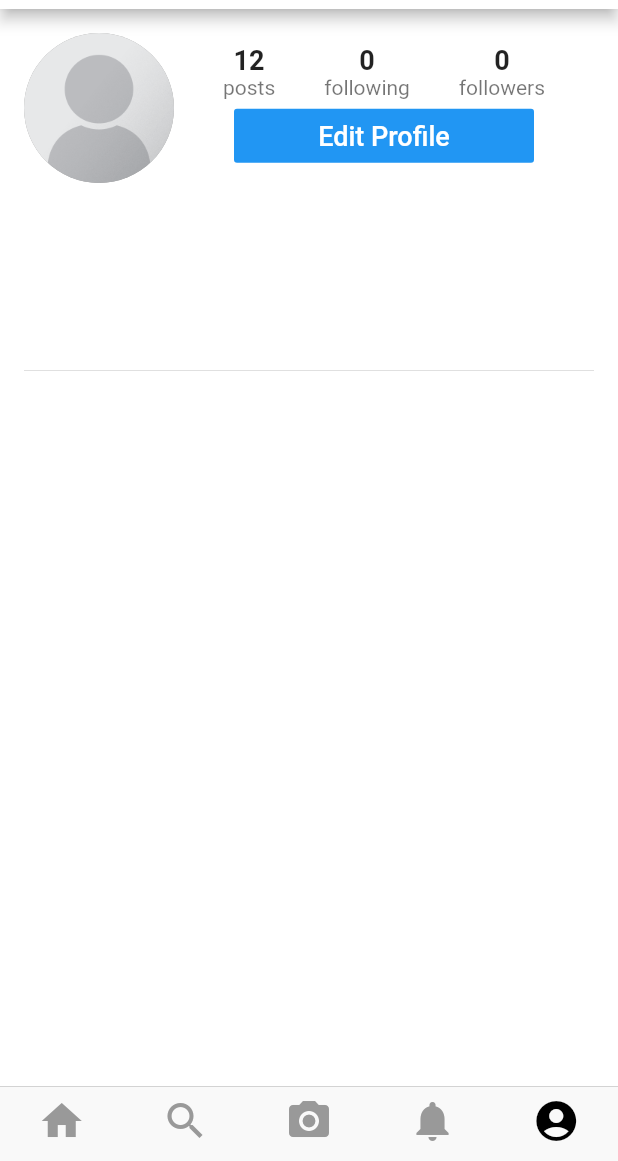
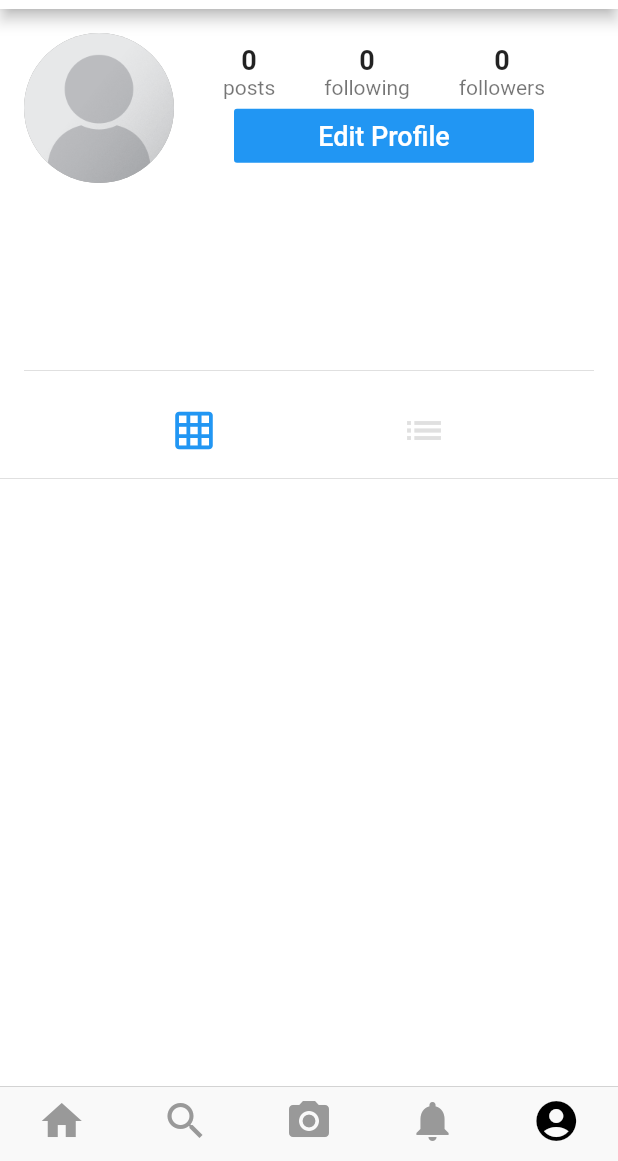
Before and after one commit to Sofiane0308/flutter-sofigram, a Flutter app: the screen it shows once a user with an empty profile is signed in, swiped to page 5, on a phone screen of 412 x 824 dp, the part 75-1236 px from its top. Run offline on Flutter 3.47's test engine with Material 2 defaults, Android fonts, the phone set to English and light mode, and no system bars; our stand-ins replace cached_network_image, cloud_firestore, firebase_auth, firebase_storage, flutter_image_compress, image_cropper and 1 more; accounts and stored records are empty.

Commit message:
user profile posts

```diff
--- a/lib/screens/profile_screen.dart
+++ b/lib/screens/profile_screen.dart
@@ -1,10 +1,12 @@
 import 'package:cached_network_image/cached_network_image.dart';
 import 'package:flutter/material.dart';
 import 'package:provider/provider.dart';
+import 'package:sofigram/models/post_model.dart';
 import 'package:sofigram/models/user_data.dart';
 import 'package:sofigram/models/user_model.dart';
 import 'package:sofigram/services/database_service.dart';
 import 'package:sofigram/utilities/constants.dart';
+import 'package:sofigram/widgets/post_view.dart';
 
 import 'edit_profile_screen.dart';
 
@@ -19,31 +21,36 @@ class ProfileScreen extends StatefulWidget {
 }
 
 class _ProfileScreenState extends State<ProfileScreen> {
-  bool isFollowing = false;
-  int followerCount = 0;
-  int followingCount = 0;
+  bool _isFollowing = false;
+  int _followerCount = 0;
+  int _followingCount = 0;
+  List<Post> _posts = [];
+  int _displayPosts = 0; // 0 - Grid, 1 - Column
+  User _profileUser;
 
-  _followOrUnfollow(){
-    if (isFollowing){
+  _followOrUnfollow() {
+    if (_isFollowing) {
       _unfollowUser();
-    }else{
+    } else {
       _followUser();
     }
   }
 
-  _followUser(){
-    DatabaseService.followUser(currentUserId: widget.currentUserId, userId: widget.userId);
+  _followUser() {
+    DatabaseService.followUser(
+        currentUserId: widget.currentUserId, userId: widget.userId);
     setState(() {
-      isFollowing = true;
-      followerCount ++;
+      _isFollowing = true;
+      _followerCount++;
     });
   }
 
-  _unfollowUser(){
-    DatabaseService.unfollowUser(currentUserId: widget.currentUserId, userId: widget.userId);
+  _unfollowUser() {
+    DatabaseService.unfollowUser(
+        currentUserId: widget.currentUserId, userId: widget.userId);
     setState(() {
-      isFollowing = false;
-      followerCount --;
+      _isFollowing = false;
+      _followerCount--;
     });
   }
 
@@ -63,10 +70,10 @@ class _ProfileScreenState extends State<ProfileScreen> {
         : Container(
             width: 200,
             child: FlatButton(
-                color: isFollowing ? Colors.grey[200] : Colors.blue,
-                textColor: isFollowing ? Colors.black : Colors.white,
+                color: _isFollowing ? Colors.grey[200] : Colors.blue,
+                textColor: _isFollowing ? Colors.black : Colors.white,
                 onPressed: _followOrUnfollow,
-                child: Text(isFollowing ? 'Unfollow' : 'Follow',
+                child: Text(_isFollowing ? 'Unfollow' : 'Follow',
                     style: TextStyle(fontSize: 18.0))),
           );
   }
@@ -77,31 +84,196 @@ class _ProfileScreenState extends State<ProfileScreen> {
     _setupIsFollowing();
     _setupFollowers();
     _setupFollowing();
-
+    _setupPosts();
+    _setupProfileUser();
   }
 
   _setupIsFollowing() async {
     bool isFollowingUser = await DatabaseService.isFollowingUser(
-        currentUserId: widget.currentUserId,
-        userId: widget.userId);
-      setState(() {
-        isFollowing = isFollowingUser;
-      });
+        currentUserId: widget.currentUserId, userId: widget.userId);
+    setState(() {
+      _isFollowing = isFollowingUser;
+    });
   }
 
   _setupFollowers() async {
     int userFollowerCount = await DatabaseService.numFollowers(widget.userId);
     setState(() {
-      followerCount = userFollowerCount;
+      _followerCount = userFollowerCount;
     });
   }
 
   _setupFollowing() async {
-
     int userFollowingCount = await DatabaseService.numFollowing(widget.userId);
     setState(() {
-      followingCount = userFollowingCount;
+      _followingCount = userFollowingCount;
     });
+  }
+
+  _setupPosts() async {
+    List<Post> posts = await DatabaseService.getUserPosts(widget.userId);
+    setState(() {
+      _posts = posts;
+    });
+  }
+
+  _setupProfileUser() async {
+    User profileUser = await DatabaseService.getUserWithId(widget.userId);
+    setState(() {
+      _profileUser = profileUser;
+    });
+  }
+
+  _buildProfileInfo(User user) {
+    return Column(
+      children: <Widget>[
+        Padding(
+          padding: EdgeInsets.fromLTRB(16, 16, 16, 0),
+          child: Row(
+            children: <Widget>[
+              CircleAvatar(
+                radius: 50,
+                backgroundColor: Colors.grey,
+                backgroundImage: user.proflieImageUrl.isEmpty
+                    ? AssetImage('assets/images/user_placeholder.png')
+                    : CachedNetworkImageProvider(user.proflieImageUrl),
+              ),
+              Expanded(
+                child: Column(children: <Widget>[
+                  Row(
+                      mainAxisAlignment: MainAxisAlignment.spaceEvenly,
+                      children: <Widget>[
+                        Column(
+                          children: <Widget>[
+                            Text(
+                              _posts.length.toString(),
+                              style: TextStyle(
+                                  fontSize: 18, fontWeight: FontWeight.w600),
+                            ),
+                            Text('posts',
+                                style: TextStyle(color: Colors.black54))
+                          ],
+                        ),
+                        Column(
+                          children: <Widget>[
+                            Text(
+                              _followingCount.toString(),
+                              style: TextStyle(
+                                  fontSize: 18, fontWeight: FontWeight.w600),
+                            ),
+                            Text('following',
+                                style: TextStyle(color: Colors.black54))
+                          ],
+                        ),
+                        Column(
+                          children: <Widget>[
+                            Text(
+                              _followerCount.toString(),
+                              style: TextStyle(
+                                  fontSize: 18, fontWeight: FontWeight.w600),
+                            ),
+                            Text('followers',
+                                style: TextStyle(color: Colors.black54))
+                          ],
+                        ),
+                      ]),
+                  _displayButton(user)
+                ]),
+              )
+            ],
+          ),
+        ),
+        Padding(
+          padding: EdgeInsets.symmetric(horizontal: 16, vertical: 8),
+          child: Column(
+              crossAxisAlignment: CrossAxisAlignment.start,
+              children: <Widget>[
+                Text(
+                  user.name,
+                  style: TextStyle(fontSize: 18, fontWeight: FontWeight.bold),
+                ),
+                SizedBox(height: 8),
+                Container(
+                    height: 80,
+                    child: Text(
+                      user.bio,
+                      style: TextStyle(fontSize: 15),
+                    )),
+                Divider()
+              ]),
+        )
+      ],
+    );
+  }
+
+  _buildToggleButtons() {
+    return Row(
+      mainAxisAlignment: MainAxisAlignment.spaceEvenly,
+      children: <Widget>[
+        IconButton(
+          icon: Icon(Icons.grid_on),
+          iconSize: 30.0,
+          color: _displayPosts == 0
+              ? Theme.of(context).primaryColor
+              : Colors.grey[300],
+          onPressed: () {
+            setState(() {
+              _displayPosts = 0;
+            });
+          },
+        ),
+        IconButton(
+          icon: Icon(Icons.list),
+          iconSize: 30.0,
+          color: _displayPosts == 1
+              ? Theme.of(context).primaryColor
+              : Colors.grey[300],
+          onPressed: () {
+            setState(() {
+              _displayPosts = 1;
+            });
+          },
+        )
+      ],
+    );
+  }
+
+  _buildTilePost(Post post) {
+    return GridTile(
+      child: Image(
+        image: CachedNetworkImageProvider(post.imageUrl),
+        fit: BoxFit.cover,
+      ),
+    );
+  }
+
+  _buildDisplayPosts() {
+    if (_displayPosts == 0) {
+      // grid
+      List<GridTile> tiles = [];
+      _posts.forEach((post) => tiles.add(_buildTilePost(post)));
+      return GridView.count(
+        crossAxisCount: 3,
+        childAspectRatio: 1.0,
+        mainAxisSpacing: 2,
+        crossAxisSpacing: 2,
+        shrinkWrap: true,
+        physics: NeverScrollableScrollPhysics(),
+        children: tiles,
+      );
+    } else {
+      //column
+      List<PostView> postViews = [];
+      _posts.forEach((post) {
+        postViews.add(PostView(
+            currentUserId: widget.currentUserId,
+            post: post,
+            author: _profileUser));
+      });
+      return Column(
+        children: postViews,
+      );
+    }
   }
 
   @override
@@ -128,85 +300,10 @@ class _ProfileScreenState extends State<ProfileScreen> {
             print(user.email);
             return ListView(
               children: <Widget>[
-                Padding(
-                  padding: EdgeInsets.fromLTRB(16, 16, 16, 0),
-                  child: Row(
-                    children: <Widget>[
-                      CircleAvatar(
-                        radius: 50,
-                        backgroundColor: Colors.grey,
-                        backgroundImage: user.proflieImageUrl.isEmpty
-                            ? AssetImage('assets/images/user_placeholder.png')
-                            : CachedNetworkImageProvider(user.proflieImageUrl),
-                      ),
-                      Expanded(
-                        child: Column(children: <Widget>[
-                          Row(
-                              mainAxisAlignment: MainAxisAlignment.spaceEvenly,
-                              children: <Widget>[
-                                Column(
-                                  children: <Widget>[
-                                    Text(
-                                      '12',
-                                      style: TextStyle(
-                                          fontSize: 18,
-                                          fontWeight: FontWeight.w600),
-                                    ),
-                                    Text('posts',
-                                        style: TextStyle(color: Colors.black54))
-                                  ],
-                                ),
-                                Column(
-                                  children: <Widget>[
-                                    Text(
-                                      followingCount.toString(),
-                                      style: TextStyle(
-                                          fontSize: 18,
-                                          fontWeight: FontWeight.w600),
-                                    ),
-                                    Text('following',
-                                        style: TextStyle(color: Colors.black54))
-                                  ],
-                                ),
-                                Column(
-                                  children: <Widget>[
-                                    Text(
-                                      followerCount.toString(),
-                                      style: TextStyle(
-                                          fontSize: 18,
-                                          fontWeight: FontWeight.w600),
-                                    ),
-                                    Text('followers',
-                                        style: TextStyle(color: Colors.black54))
-                                  ],
-                                ),
-                              ]),
-                          _displayButton(user)
-                        ]),
-                      )
-                    ],
-                  ),
-                ),
-                Padding(
-                  padding: EdgeInsets.symmetric(horizontal: 16, vertical: 8),
-                  child: Column(
-                      crossAxisAlignment: CrossAxisAlignment.start,
-                      children: <Widget>[
-                        Text(
-                          user.name,
-                          style: TextStyle(
-                              fontSize: 18, fontWeight: FontWeight.bold),
-                        ),
-                        SizedBox(height: 8),
-                        Container(
-                            height: 80,
-                            child: Text(
-                              user.bio,
-                              style: TextStyle(fontSize: 15),
-                            )),
-                        Divider()
-                      ]),
-                )
+                _buildProfileInfo(user),
+                _buildToggleButtons(),
+                Divider(),
+                _buildDisplayPosts()
               ],
             );
           }),
--- a/lib/services/database_service.dart
+++ b/lib/services/database_service.dart
@@ -103,6 +103,16 @@ class DatabaseService {
     return posts;
   }
 
+  static Future<List<Post>> getUserPosts(String userId) async {
+    QuerySnapshot userPostsSnapshot = await postsRef
+        .document(userId)
+        .collection('usersPosts')
+        .orderBy('timestamp', descending: true)
+        .getDocuments();
+    List<Post> posts = userPostsSnapshot.documents.map((doc) => Post.fromDoc(doc)).toList();
+    return posts;
+  }
+
   static Future<User> getUserWithId(String userId) async {
     DocumentSnapshot userDocSnapshot = await usersRef.document(userId).get();
     if(userDocSnapshot.exists){
```
Also changed, not shown: lib/screens/feed_screen.dart (+9 -84 lines), lib/widgets/post_view.dart (added, +99 -0 lines), 1 other file.
